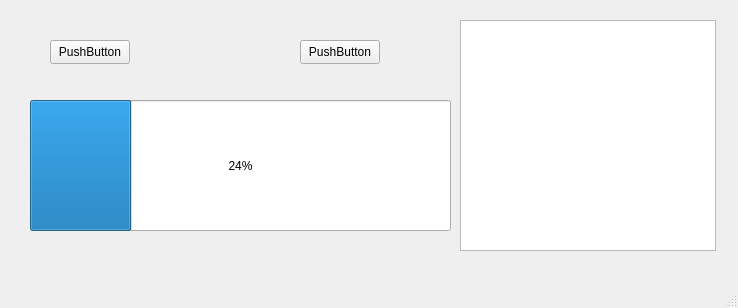
The window that mainwindow.ui (Szelma139/UsbPatcher) describes before a commit, drawn with Qt 5.
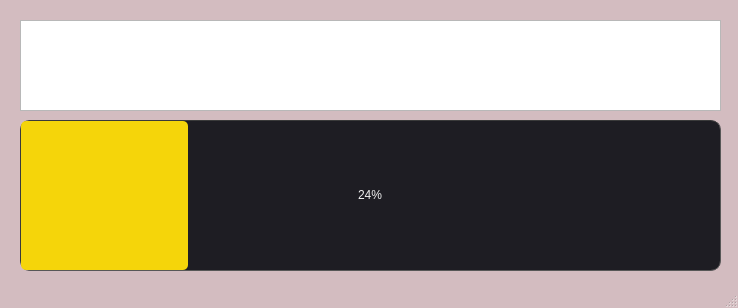
The same window after the commit.

Patch:
```diff
--- a/mainwindow.ui
+++ b/mainwindow.ui
@@ -13,43 +13,395 @@
   <property name="windowTitle">
    <string>MainWindow</string>
   </property>
+  <property name="styleSheet">
+   <string notr="true">
+QMainWindow {
+background: #d3bcc0;
+}
+
+QDialog {
+	background-color:#1e1d23;
+}
+QColorDialog {
+	background-color:#1e1d23;
+}
+QTextEdit {
+	background-color:#1e1d23;
+	color: #a9b7c6;
+}
+QPlainTextEdit {
+	selection-background-color:#007b50;
+	background-color:#1e1d23;
+	border-style: solid;
+	border-top-color: transparent;
+	border-right-color: transparent;
+	border-left-color: transparent;
+	border-bottom-color: transparent;
+	border-width: 1px;
+	color: #a9b7c6;
+}
+QPushButton{
+	border-style: solid;
+	border-top-color: transparent;
+	border-right-color: transparent;
+	border-left-color: transparent;
+	border-bottom-color: transparent;
+	border-width: 1px;
+	border-style: solid;
+	color: #a9b7c6;
+	padding: 2px;
+	background-color: #69306d;;
+}
+QPushButton::default{
+	border-style: inset;
+	border-top-color: transparent;
+	border-right-color: transparent;
+	border-left-color: transparent;
+	border-bottom-color: #04b97f;
+	border-width: 1px;
+	color: #a9b7c6;
+	padding: 2px;
+	background-color: #1e1d23;
+}
+QToolButton {
+	border-style: solid;
+	border-top-color: transparent;
+	border-right-color: transparent;
+	border-left-color: transparent;
+	border-bottom-color: #04b97f;
+	border-bottom-width: 1px;
+	border-style: solid;
+	color: #a9b7c6;
+	padding: 2px;
+	background-color: #f46036;
+}
+QToolButton:hover{
+	border-style: solid;
+	border-top-color: transparent;
+	border-right-color: transparent;
+	border-left-color: transparent;
+	border-bottom-color: #37efba;
+	border-bottom-width: 2px;
+	border-style: solid;
+	color: #FFFFFF;
+	padding-bottom: 1px;
+	background-color: #1e1d23;
+}
+QPushButton:hover{
+	border-style: solid;
+	border-top-color: transparent;
+	border-right-color: transparent;
+	border-left-color: transparent;
+	border-bottom-color: #37efba;
+	border-bottom-width: 1px;
+	border-style: solid;
+	color: #FFFFFF;
+	padding-bottom: 2px;
+	background-color: #1e1d23;
+}
+QPushButton:pressed{
+	border-style: solid;
+	border-top-color: transparent;
+	border-right-color: transparent;
+	border-left-color: transparent;
+	border-bottom-color: #37efba;
+	border-bottom-width: 2px;
+	border-style: solid;
+	color: #37efba;
+	padding-bottom: 1px;
+	background-color: #1e1d23;
+}
+QPushButton:disabled{
+	border-style: solid;
+	border-top-color: transparent;
+	border-right-color: transparent;
+	border-left-color: transparent;
+	border-bottom-color: #808086;
+	border-bottom-width: 2px;
+	border-style: solid;
+	color: #808086;
+	padding-bottom: 1px;
+	background-color: #1e1d23;
+}
+QLineEdit {
+	border-width: 1px; border-radius: 4px;
+	border-color: rgb(58, 58, 58);
+	border-style: inset;
+	padding: 0 8px;
+	color: #a9b7c6;
+	background:#1e1d23;
+	selection-background-color:#007b50;
+	selection-color: #FFFFFF;
+}
+QLabel {
+	color: #a9b7c6;
+}
+QLCDNumber {
+	color: #37e6b4;
+}
+QProgressBar {
+	text-align: center;
+	color: rgb(240, 240, 240);
+	border-width: 1px; 
+	border-radius: 10px;
+	border-color: rgb(58, 58, 58);
+	border-style: inset;
+	background-color:#1e1d23;
+}
+QProgressBar::chunk {
+	background-color: #f5d50a;
+	border-radius: 5px;
+}
+QMenuBar {
+	background-color: #1e1d23;
+}
+QMenuBar::item {
+	color: #a9b7c6;
+  	spacing: 3px;
+  	padding: 1px 4px;
+  	background: #1e1d23;
+}
+
+QMenuBar::item:selected {
+  	background:#1e1d23;
+	color: #FFFFFF;
+}
+QMenu::item:selected {
+	border-style: solid;
+	border-top-color: transparent;
+	border-right-color: transparent;
+	border-left-color: #04b97f;
+	border-bottom-color: transparent;
+	border-left-width: 2px;
+	color: #FFFFFF;
+	padding-left:15px;
+	padding-top:4px;
+	padding-bottom:4px;
+	padding-right:7px;
+	background-color: #1e1d23;
+}
+QMenu::item {#343338
+	border-style: solid;
+	border-top-color: transparent;
+	border-right-color: transparent;
+	border-left-color: transparent;
+	border-bottom-color: transparent;
+	border-bottom-width: 1px;
+	border-style: solid;
+	color: #a9b7c6;
+	padding-left:17px;
+	padding-top:4px;
+	padding-bottom:4px;
+	padding-right:7px;
+	background-color: #1e1d23;
+}
+QMenu{
+	background-color:#1e1d23;
+}
+QTabWidget {
+	color:rgb(0,0,0);
+	background-color:#1e1d23;
+}
+QTabWidget::pane {
+		border-color: rgb(77,77,77);
+		background-color:#1e1d23;
+		border-style: solid;
+		border-width: 1px;
+    	border-radius: 6px;
+}
+QTabBar::tab {
+	border-style: solid;
+	border-top-color: transparent;
+	border-right-color: transparent;
+	border-left-color: transparent;
+	border-bottom-color: transparent;
+	border-bottom-width: 1px;
+	border-style: solid;
+	color: #808086;
+	padding: 3px;
+	margin-left:3px;
+	background-color: #1e1d23;
+}#343338
+QTabBar::tab:selected, QTabBar::tab:last:selected, QTabBar::tab:hover {
+  	border-style: solid;
+	border-top-color: transparent;
+	border-right-color: transparent;
+	border-left-color: transparent;
+	border-bottom-color: #04b97f;
+	border-bottom-width: 2px;
+	border-style: solid;
+	color: #FFFFFF;
+	padding-left: 3px;
+	padding-bottom: 2px;
+	margin-left:3px;
+	background-color: #1e1d23;
+}
+
+QCheckBox {
+	color: #a9b7c6;
+	padding: 2px;
+}
+QCheckBox:disabled {
+	color: #808086;
+	padding: 2px;
+}
+
+QCheckBox:hover {
+	border-radius:4px;
+	border-style:solid;
+	padding-left: 1px;
+	padding-right: 1px;
+	padding-bottom: 1px;
+	padding-top: 1px;
+	border-width:1px;
+	border-color: rgb(87, 97, 106);
+	background-color:#1e1d23;
+}
+QCheckBox::indicator:checked {
+
+	height: 10px;
+	width: 10px;
+	border-style:solid;
+	border-width: 1px;
+	border-color: #04b97f;
+	color: #a9b7c6;
+	background-color: #04b97f;
+}
+QCheckBox::indicator:unchecked {
+
+	height: 10px;
+	width: 10px;
+	border-style:solid;
+	border-width: 1px;
+	border-color: #04b97f;
+	color: #a9b7c6;
+	background-color: transparent;
+}
+QRadioButton {
+	color: #a9b7c6;
+	background-color: #1e1d23;
+	padding: 1px;
+}
+QRadioButton::indicator:checked {
+	height: 10px;
+	width: 10px;
+	border-style:solid;
+	border-radius:5px;
+	border-width: 1px;
+	border-color: #04b97f;
+	color: #a9b7c6;
+	background-color: #04b97f;
+}
+QRadioButton::indicator:!checked {
+	height: 10px;
+	width: 10px;
+	border-style:solid;
+	border-radius:5px;#343338
+	border-width: 1px;
+	border-color: #04b97f;
+	color: #a9b7c6;
+	background-color: transparent;
+}
+QStatusBar {
+	color:#027f7f;
+}
+QSpinBox {
+	color: #a9b7c6;	
+	background-color: #1e1d23;
+}
+QDoubleSpinBox {
+	color: #a9b7c6;	
+	background-color: #1e1d23;
+}
+QTimeEdit {
+	color: #a9b7c6;	
+	background-color: #1e1d23;
+}
+QDateTimeEdit {
+	color: #a9b7c6;	
+	background-color: #1e1d23;
+}
+QDateEdit {
+	color: #a9b7c6;	
+	background-color: #1e1d23;
+}
+QComboBox {
+	color: #a9b7c6;	
+	background: #1e1d23;
+}
+QComboBox:editable {
+	background: #1e1d23;
+	color: #a9b7c6;
+	selection-background-color: #1e1d23;
+}
+QComboBox QAbstractItemView {
+	color: #a9b7c6;	
+	background: #1e1d23;
+	selection-color: #FFFFFF;
+	selection-background-color: #1e1d23;
+}
+QComboBox:!editable:on, QComboBox::drop-down:editable:on {
+	color: #a9b7c6;	
+	background: #1e1d23;
+}
+QFontComboBox {
+	color: #a9b7c6;	
+	background-color: #1e1d23;
+}
+QToolBox {
+	color: #a9b7c6;
+	background-color: #1e1d23;
+}
+QToolBox::tab {
+	color: #a9b7c6;
+	background-color: #1e1d23;
+}
+QToolBox::tab:selected {
+	color: #FFFFFF;
+	background-color: #1e1d23;
+}
+QScrollArea {
+	color: #FFFFFF;
+	background-color: #1e1d23;
+}
+QSlider::groove:horizontal {
+	height: 5px;
+	background: #04b97f;
+}
+QSlider::groove:vertical {
+	width: 5px;
+	background: #04b97f;
+}
+QSlider::handle:horizontal {
+	background: qlineargradient(x1:0, y1:0, x2:1, y2:1, stop:0 #b4b4b4, stop:1 #8f8f8f);
+	border: 1px solid #5c5c5c;
+	width: 14px;
+	margin: -5px 0;
+	border-radius: 7px;
+}
+QSlider::handle:vertical {
+	background: qlineargradient(x1:1, y1:1, x2:0, y2:0, stop:0 #b4b4b4, stop:1 #8f8f8f);
+	border: 1px solid #5c5c5c;
+	height: 14px;
+	margin: 0 -5px;
+	border-radius: 7px;
+}
+QSlider::add-page:horizontal {#343338
+    background: white;
+}
+QSlider::add-page:vertical {
+    background: white;#343338
+}
+QSlider::sub-page:horizontal {
+    background: #04b97f;
+}
+QSlider::sub-page:vertical {
+    background: #04b97f;
+}
+
+</string>
+  </property>
   <widget class="QWidget" name="centralwidget">
-   <widget class="QPushButton" name="pushButton">
-    <property name="geometry">
-     <rect>
-      <x>300</x>
-      <y>40</y>
-      <width>80</width>
-      <height>24</height>
-     </rect>
-    </property>
-    <property name="text">
-     <string>PushButton</string>
-    </property>
-   </widget>
-   <widget class="QPushButton" name="pushButton_2">
-    <property name="geometry">
-     <rect>
-      <x>50</x>
-      <y>40</y>
-      <width>80</width>
-      <height>24</height>
-     </rect>
-    </property>
-    <property name="text">
-     <string>PushButton</string>
-    </property>
-   </widget>
-   <widget class="QTreeView" name="treeView">
-    <property name="geometry">
-     <rect>
-      <x>460</x>
-      <y>20</y>
-      <width>256</width>
-      <height>231</height>
-     </rect>
-    </property>
-   </widget>
    <widget class="QLabel" name="label">
     <property name="geometry">
      <rect>
@@ -66,26 +418,26 @@
    <widget class="QProgressBar" name="progressBar">
     <property name="geometry">
      <rect>
-      <x>30</x>
-      <y>100</y>
-      <width>421</width>
-      <height>131</height>
+      <x>20</x>
+      <y>120</y>
+      <width>701</width>
+      <height>151</height>
      </rect>
     </property>
     <property name="value">
      <number>24</number>
     </property>
    </widget>
-  </widget>
-  <widget class="QMenuBar" name="menubar">
-   <property name="geometry">
-    <rect>
-     <x>0</x>
-     <y>0</y>
-     <width>738</width>
-     <height>21</height>
-    </rect>
-   </property>
+   <widget class="QListWidget" name="listWidget">
+    <property name="geometry">
+     <rect>
+      <x>20</x>
+      <y>20</y>
+      <width>701</width>
+      <height>91</height>
+     </rect>
+    </property>
+   </widget>
   </widget>
   <widget class="QStatusBar" name="statusbar"/>
  </widget>
```
